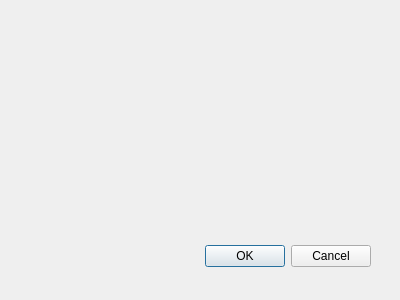
Before: the Qt Designer form osm_poi_downloader/osm_poi_downloader_dialog_base.ui in pavlovicisidora/qgis-thesis, drawn with Qt 5.
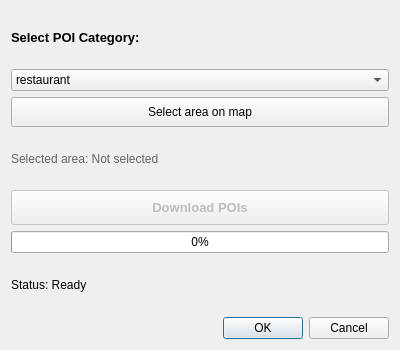
After: the same form once the commit is applied.

The edit to the form file:
```diff
--- a/osm_poi_downloader/osm_poi_downloader_dialog_base.ui
+++ b/osm_poi_downloader/osm_poi_downloader_dialog_base.ui
@@ -1,33 +1,181 @@
 <ui version="4.0" >
  <class>OsmPoiDownloaderDialogBase</class>
- <widget class="QDialog" name="OsmPoiDownloaderDialogBase" >
-  <property name="geometry" >
+ <widget class="QDialog" name="OsmPoiDownloaderDialogBase">
+  <property name="geometry">
    <rect>
     <x>0</x>
     <y>0</y>
     <width>400</width>
-    <height>300</height>
+    <height>350</height>
    </rect>
   </property>
   <property name="windowTitle" >
    <string>OSM POI Downloader</string>
   </property>
-  <widget class="QDialogButtonBox" name="button_box" >
-   <property name="geometry" >
-    <rect>
-     <x>30</x>
-     <y>240</y>
-     <width>341</width>
-     <height>32</height>
-    </rect>
-   </property>
-   <property name="orientation" >
-    <enum>Qt::Horizontal</enum>
-   </property>
-   <property name="standardButtons" >
-    <set>QDialogButtonBox::Cancel|QDialogButtonBox::Ok</set>
-   </property>
-  </widget>
+  <layout class="QVBoxLayout" name="verticalLayout">
+   <item>
+    <widget class="QLabel" name="label">
+     <property name="font">
+      <font>
+       <pointsize>10</pointsize>
+       <weight>75</weight>
+       <bold>true</bold>
+      </font>
+     </property>
+     <property name="text">
+      <string>Select POI Category:</string>
+     </property>
+    </widget>
+   </item>
+   <item>
+    <widget class="QComboBox" name="comboBox_category">
+     <item>
+      <property name="text">
+       <string>restaurant</string>
+      </property>
+     </item>
+     <item>
+      <property name="text">
+       <string>cafe</string>
+      </property>
+     </item>
+     <item>
+      <property name="text">
+       <string>hospital</string>
+      </property>
+     </item>
+     <item>
+      <property name="text">
+       <string>school</string>
+      </property>
+     </item>
+     <item>
+      <property name="text">
+       <string>bank</string>
+      </property>
+     </item>
+     <item>
+      <property name="text">
+       <string>atm</string>
+      </property>
+     </item>
+     <item>
+      <property name="text">
+       <string>pharmacy</string>
+      </property>
+     </item>
+     <item>
+      <property name="text">
+       <string>gas station</string>
+      </property>
+     </item>
+     <item>
+      <property name="text">
+       <string>supermarket</string>
+      </property>
+     </item>
+     <item>
+      <property name="text">
+       <string>mall</string>
+      </property>
+     </item>
+     <item>
+      <property name="text">
+       <string>bus station</string>
+      </property>
+     </item>
+     <item>
+      <property name="text">
+       <string>train station</string>
+      </property>
+     </item>
+     <item>
+      <property name="text">
+       <string>hotel</string>
+      </property>
+     </item>
+    </widget>
+   </item>
+   <item>
+    <widget class="QPushButton" name="pushButton_selectArea">
+     <property name="minimumSize">
+      <size>
+       <width>0</width>
+       <height>30</height>
+      </size>
+     </property>
+     <property name="text">
+      <string>Select area on map</string>
+     </property>
+    </widget>
+   </item>
+   <item>
+    <widget class="QLabel" name="label_selectedArea">
+     <property name="styleSheet">
+      <string notr="true">color: #666666</string>
+     </property>
+     <property name="text">
+      <string>Selected area: Not selected</string>
+     </property>
+    </widget>
+   </item>
+   <item>
+    <widget class="QPushButton" name="pushButton_download">
+     <property name="enabled">
+      <bool>false</bool>
+     </property>
+     <property name="minimumSize">
+      <size>
+       <width>0</width>
+       <height>35</height>
+      </size>
+     </property>
+     <property name="font">
+      <font>
+       <pointsize>10</pointsize>
+       <weight>75</weight>
+       <bold>true</bold>
+      </font>
+     </property>
+     <property name="text">
+      <string>Download POIs</string>
+     </property>
+     <property name="checkable">
+      <bool>false</bool>
+     </property>
+    </widget>
+   </item>
+   <item>
+    <widget class="QProgressBar" name="progressBar">
+     <property name="enabled">
+      <bool>true</bool>
+     </property>
+     <property name="value">
+      <number>0</number>
+     </property>
+     <property name="textVisible">
+      <bool>true</bool>
+     </property>
+    </widget>
+   </item>
+   <item>
+    <widget class="QLabel" name="label_status">
+     <property name="text">
+      <string>Status: Ready</string>
+     </property>
+    </widget>
+   </item>
+   <item>
+    <widget class="QDialogButtonBox" name="button_box">
+     <property name="orientation">
+      <enum>Qt::Horizontal</enum>
+     </property>
+     <property name="standardButtons">
+      <set>QDialogButtonBox::Cancel|QDialogButtonBox::Ok</set>
+     </property>
+    </widget>
+   </item>
+  </layout>
  </widget>
  <resources/>
  <connections>
```
Left out of the diff: 29 changed lines with no effect on the pictures.
